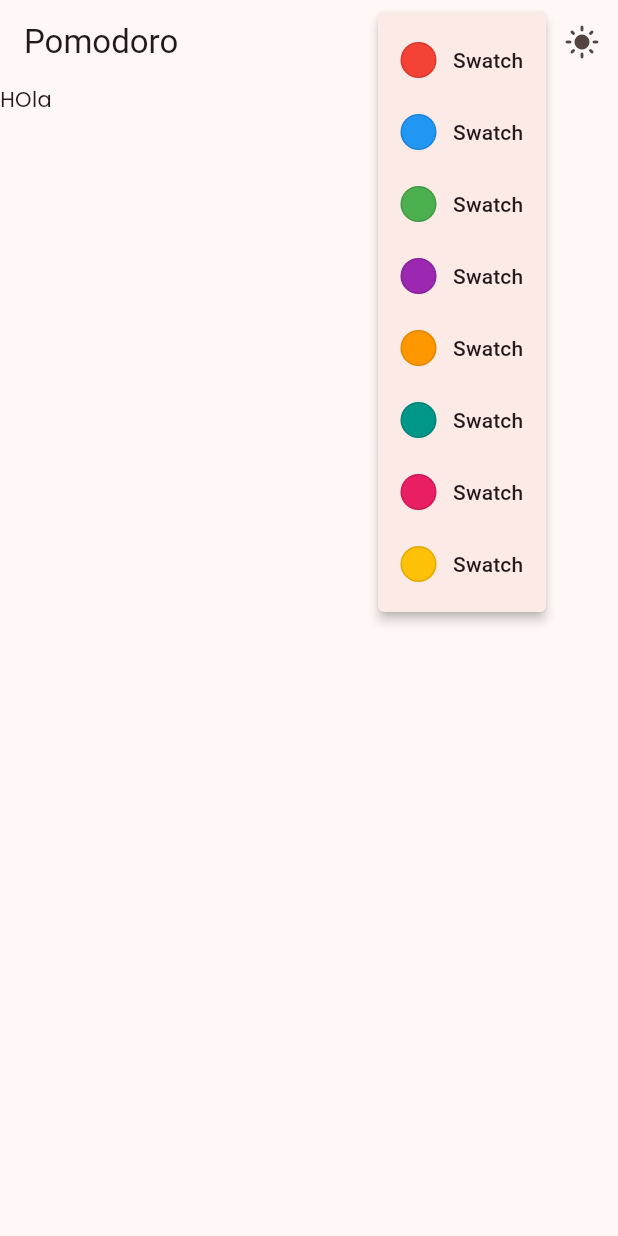
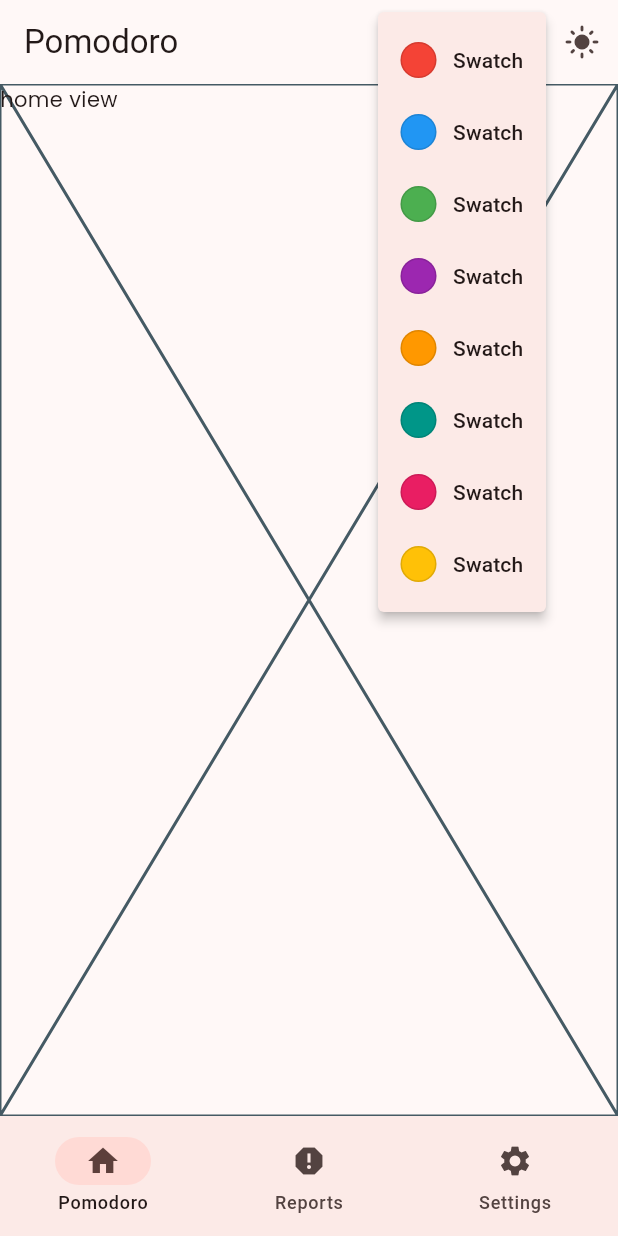
Before and after one commit to Dukas23/pomodoro, a Flutter app: the screen it shows after launch, after a tap on the "color lens" icon, on a phone screen of 412 x 824 dp. Run offline on Flutter 3.47's test engine with Material 3 defaults, Android fonts, the phone set to English and light mode, and no system bars; our stand-ins replace go_router, google_fonts.

Commit message:
feat: implement routing and navigation structure with GoRouter

```diff
--- /dev/null
+++ b/lib/core/router/app_routes.dart
@@ -0,0 +1,7 @@
+class AppRoutes {
+  static const String home = '/';
+
+  static const String reports = '/reports';
+
+  static const settings = '/settings';
+}
--- /dev/null
+++ b/lib/core/router/router.dart
@@ -0,0 +1,38 @@
+import 'package:flutter/material.dart';
+import 'package:go_router/go_router.dart';
+import 'package:pomodoro/core/router/app_routes.dart';
+import 'package:pomodoro/presentation/pages/promodor_screen.dart';
+
+final GoRouter router = GoRouter(
+  initialLocation: AppRoutes.home,
+  routes: <RouteBase>[
+    ShellRoute(
+      builder: (BuildContext context, GoRouterState state, Widget child) {
+        return PomodoroScreen(child: child);
+      },
+      routes: <RouteBase>[
+        // Home route (root) — required because initialLocation is AppRoutes.home ('/')
+        GoRoute(
+          path: AppRoutes.home,
+          builder: (BuildContext context, GoRouterState state) {
+            return const Placeholder(child: Text("home view"));
+          },
+        ),
+
+        GoRoute(
+          path: AppRoutes.reports,
+          builder: (BuildContext context, GoRouterState state) {
+            return const Placeholder(child: Text("reports view"));
+          },
+        ),
+
+        GoRoute(
+          path: AppRoutes.settings,
+          builder: (BuildContext context, GoRouterState state) {
+            return const Placeholder(child: Text("Settings view"));
+          },
+        ),
+      ],
+    ),
+  ],
+);
--- /dev/null
+++ b/lib/domain/entities/destination_entity.dart
@@ -0,0 +1,37 @@
+import 'package:flutter/material.dart';
+import 'package:pomodoro/core/router/app_routes.dart';
+
+class DestinationEntity {
+  final String title;
+
+  final IconData icon;
+
+  final String path;
+
+  DestinationEntity({
+    required this.title,
+    required this.icon,
+    required this.path,
+  });
+}
+
+List<DestinationEntity> appDestionation = [
+
+  DestinationEntity(
+    title: "Pomodoro",
+    icon: Icons.home,
+    path: AppRoutes.home
+    ),
+
+  DestinationEntity(
+    title: "Reports",
+    icon: Icons.report,
+    path: AppRoutes.reports,
+  ),
+
+  DestinationEntity(
+    title: "Settings",
+    icon: Icons.settings,
+    path: AppRoutes.settings,
+  ),
+];
--- a/lib/main.dart
+++ b/lib/main.dart
@@ -1,6 +1,6 @@
 import 'package:flutter/material.dart';
+import 'package:pomodoro/core/router/router.dart';
 import 'package:pomodoro/core/theme/theme_provider.dart';
-import 'package:pomodoro/presentation/pages/promodor_screen.dart';
 import 'package:provider/provider.dart';
 
 void main() {
@@ -18,11 +18,11 @@ class MyApp extends StatelessWidget {
   @override
   Widget build(BuildContext context) {
     final themeProvider = Provider.of<ThemeProvider>(context);
-    return MaterialApp(
+    return MaterialApp.router(
       debugShowCheckedModeBanner: false,
       title: 'Pomodoro timer',
       theme: themeProvider.theme,
-      home: const PomodoroScreen(),
+      routerConfig: router,
     );
   }
 }
--- a/lib/presentation/pages/promodor_screen.dart
+++ b/lib/presentation/pages/promodor_screen.dart
@@ -2,14 +2,18 @@ import 'dart:async';
 
 import 'package:flutter/material.dart';
 import 'package:pomodoro/core/theme/app_theme.dart';
-import 'package:pomodoro/core/utils/responsive.dart';
+import 'package:pomodoro/core/utils/screen_size_util.dart';
 import 'package:pomodoro/core/theme/theme_provider.dart';
+import 'package:go_router/go_router.dart';
+import 'package:pomodoro/domain/entities/destination_entity.dart';
 import 'package:pomodoro/domain/uses_cases/pomodoro_timer.dart';
-import 'package:pomodoro/presentation/widgets/circular_progress_with_contex.dart';
+// ...existing code...
 import 'package:provider/provider.dart';
 
 class PomodoroScreen extends StatefulWidget {
-  const PomodoroScreen({super.key});
+  final Widget? child;
+
+  const PomodoroScreen({super.key, this.child});
 
   @override
   PomodoroScreenState createState() => PomodoroScreenState();
@@ -44,6 +48,15 @@ class PomodoroScreenState extends State<PomodoroScreen> {
 
   @override
   Widget build(BuildContext context) {
+    final sizeUtil = ScreenSizeUtil(context);
+
+    // Compute current index from the router location (use browser URL as a reliable source)
+    final String currentLocation = Uri.base.path;
+    int currentIndex = appDestionation.indexWhere(
+      (d) => d.path == currentLocation,
+    );
+    if (currentIndex < 0) currentIndex = 0;
+
     return Scaffold(
       appBar: AppBar(
         title: const Text('Pomodoro'),
@@ -94,28 +107,58 @@ class PomodoroScreenState extends State<PomodoroScreen> {
           ),
         ],
       ),
-      // body:
+      // Responsive layout: NavigationRail for tablet/desktop, NavigationBar for mobile
       body: SafeArea(
-        child: Column(
-          crossAxisAlignment: CrossAxisAlignment.center,
+        child: Row(
           children: [
-            if (Responsive.isDesktop(context))
-              Expanded(
-                // default flex = 1
-                // and it takes 1/6 part of the screen
-                child: Text("a"),
+            if (!sizeUtil.isMobileLayout)
+              NavigationRail(
+                selectedIndex: currentIndex,
+                onDestinationSelected: (idx) {
+                  final dest = appDestionation[idx];
+                  context.go(dest.path);
+                },
+                labelType: NavigationRailLabelType.all,
+                destinations: appDestionation
+                    .map(
+                      (d) => NavigationRailDestination(
+                        icon: Icon(d.icon),
+                        label: Text(d.title),
+                      ),
+                    )
+                    .toList(),
               ),
 
-            Expanded(flex: 5, child: Text("HOla")),
+            // Main content area
+            Expanded(child: widget.child ?? const SizedBox.shrink()),
           ],
         ),
       ),
+
+      bottomNavigationBar: sizeUtil.isMobileLayout
+          ? NavigationBar(
+              selectedIndex: currentIndex,
+              onDestinationSelected: (idx) {
+                final dest = appDestionation[idx];
+                context.go(dest.path);
+              },
+              destinations: appDestionation
+                  .map(
+                    (d) => NavigationDestination(
+                      icon: Icon(d.icon),
+                      label: d.title,
+                    ),
+                  )
+                  .toList(),
+            )
+          : null,
     );
   }
+}
 
-  @override
-  void dispose() {
-    pomodoroTimer.timer?.cancel();
-    super.dispose();
-  }
-}
+//   @override
+//   void dispose() {
+//     pomodoroTimer.timer?.cancel();
+//     super.dispose();
+//   }
+// }
--- /dev/null
+++ b/lib/presentation/pages/reports/reports_screen.dart
@@ -0,0 +1,10 @@
+import 'package:flutter/material.dart';
+
+class ReportsScreen extends StatelessWidget {
+  const ReportsScreen({super.key});
+
+  @override
+  Widget build(BuildContext context) {
+    return const Placeholder();
+  }
+}
--- a/pubspec.yaml
+++ b/pubspec.yaml
@@ -36,6 +36,7 @@ dependencies:
   cupertino_icons: ^1.0.8
   google_fonts: ^6.2.1
   provider: ^6.1.5+1
+  go_router: ^16.2.4
 
 dev_dependencies:
   flutter_test:
```
Also changed, not shown: pubspec.lock.
